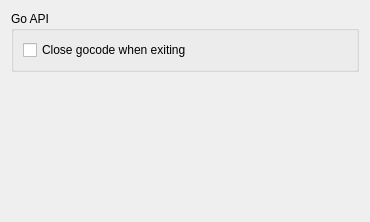
visualfc/liteide, file liteidex/src/plugins/golangcode/golangcodeoption.ui: the form before one commit.
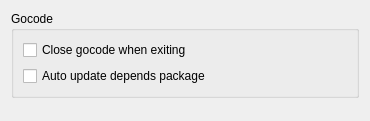
The form after the commit.

Commit message: golangcode : auto update pkg

Patch:
```diff
--- a/liteidex/src/plugins/golangcode/golangcodeoption.ui
+++ b/liteidex/src/plugins/golangcode/golangcodeoption.ui
@@ -7,7 +7,7 @@
     <x>0</x>
     <y>0</y>
     <width>370</width>
-    <height>222</height>
+    <height>121</height>
    </rect>
   </property>
   <property name="windowTitle">
@@ -17,7 +17,7 @@
    <item>
     <widget class="QGroupBox" name="groupBox">
      <property name="title">
-      <string>Go API</string>
+      <string>Gocode</string>
      </property>
      <layout class="QVBoxLayout" name="verticalLayout">
       <item>
@@ -27,6 +27,13 @@
         </property>
        </widget>
       </item>
+      <item>
+       <widget class="QCheckBox" name="autoUpPkgCheckBox">
+        <property name="text">
+         <string>Auto update depends package</string>
+        </property>
+       </widget>
+      </item>
      </layout>
     </widget>
    </item>
```
Left out of the diff: 2 changed lines with no effect on the pictures. The commit also changes 6 other files.
